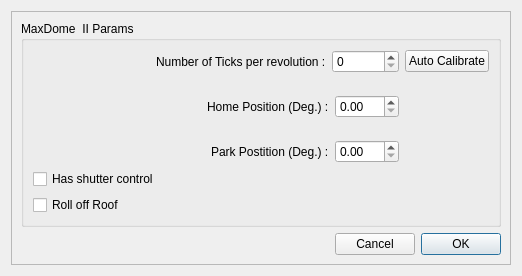
First picture: the form in NexDome.ui, repository rpineau/NexDome, before the edit.
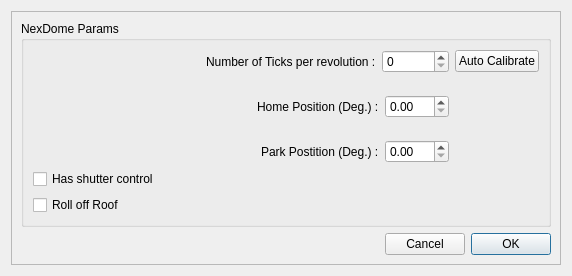
Second picture: the form after the edit. Custom widgets are drawn as their Qt base class.

```diff
--- a/NexDome.ui
+++ b/NexDome.ui
@@ -6,7 +6,7 @@
    <rect>
     <x>0</x>
     <y>0</y>
-    <width>522</width>
+    <width>572</width>
     <height>276</height>
    </rect>
   </property>
@@ -63,7 +63,7 @@
       <item row="0" column="0">
        <widget class="QGroupBox" name="MaxDomeIIParams">
         <property name="title">
-         <string>MaxDome  II Params</string>
+         <string>NexDome Params</string>
         </property>
         <layout class="QGridLayout" name="gridLayout_2">
          <item row="0" column="0">
```
Left out of the diff: 68 changed lines with no effect on the pictures.
